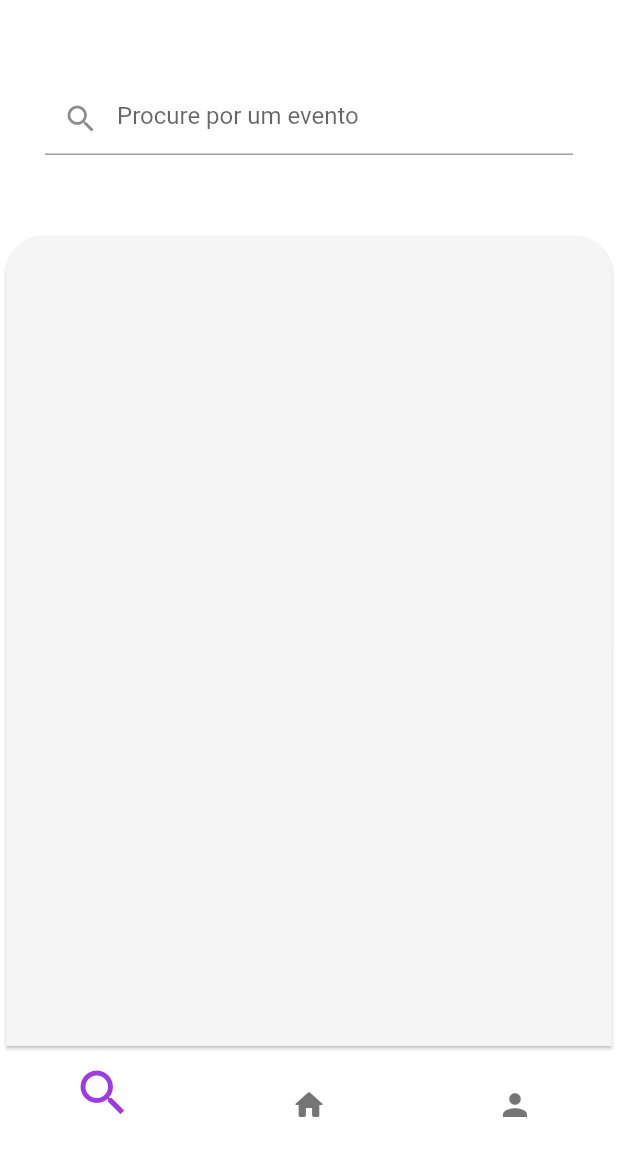
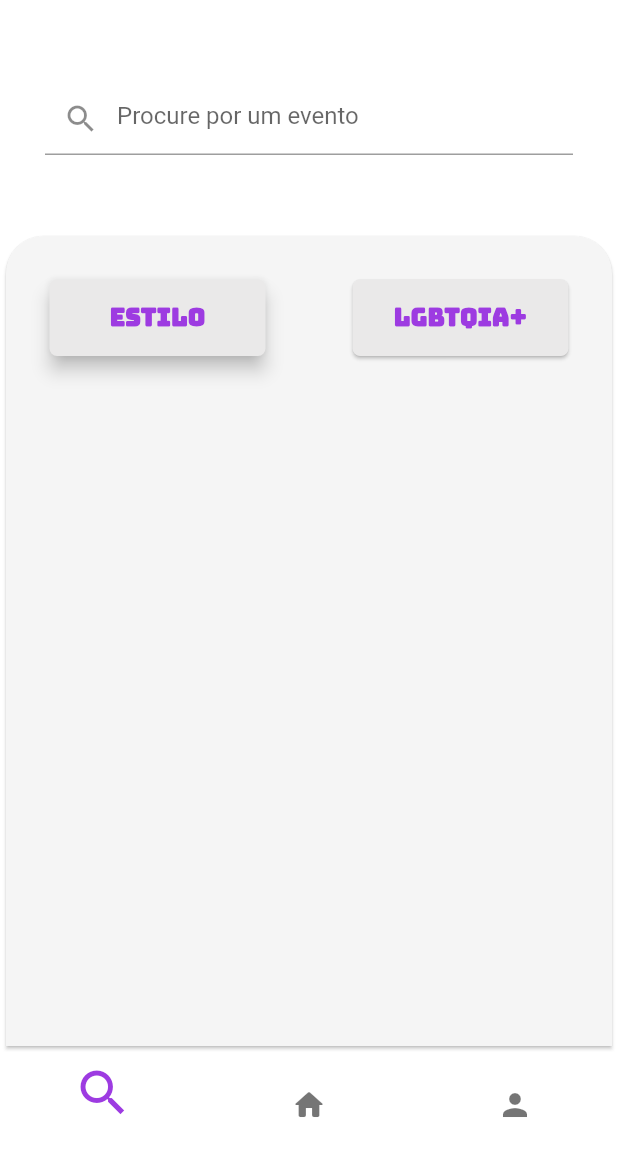
Before and after one commit to CaioMC/the-event-project, a Flutter app: the screen it shows after launch, on a phone screen of 412 x 824 dp, the part 76-1236 px from its top. Run offline on Flutter 3.47's test engine with Material 2 defaults, Android fonts, the light colour scheme and no system bars; our stand-ins replace carousel_slider, dio, flutter_html, google_fonts.

Commit message:
buttons do filtro

```diff
--- /dev/null
+++ b/my_event_app/lib/blocs/filter_bloc.dart
@@ -0,0 +1,18 @@
+import 'package:flutter/material.dart';
+
+class FilterBloc extends ChangeNotifier {
+
+  bool selectedStyleFilterButton = true;
+  bool selectedLGBTQIAButton = false;
+
+  void setSeletedButton(String buttonTitle) {
+    if (buttonTitle.compareTo("Estilo") == 0) {
+      this.selectedStyleFilterButton = true;
+      this.selectedLGBTQIAButton = false;
+    } else if (buttonTitle.compareTo("LGBTQIA+") == 0) {
+      this.selectedStyleFilterButton = false;
+      this.selectedLGBTQIAButton = true;
+    }
+    notifyListeners();
+  }
+}
--- a/my_event_app/lib/main.dart
+++ b/my_event_app/lib/main.dart
@@ -1,6 +1,7 @@
 import 'package:flutter/material.dart';
 import 'package:flutter/widgets.dart';
 import 'package:google_fonts/google_fonts.dart';
+import 'package:my_event_app/blocs/filter_bloc.dart';
 import 'package:my_event_app/blocs/home_bloc.dart';
 import 'package:my_event_app/ui/login-option/login-option_screen.dart';
 import 'package:my_event_app/ui/login/login_screen.dart';
@@ -39,17 +40,19 @@ class _MyState extends State<MyApp> {
       providers: [
         ChangeNotifierProvider(create: (_) => UserBloc()),
         ChangeNotifierProvider(create: (_) => HomeBloc()),
+        ChangeNotifierProvider(create: (_) => FilterBloc()),
       ],
       child: MaterialApp(
         title: 'ME - My Event',
         debugShowCheckedModeBanner: false,
         theme: ThemeData(
-            primaryColor: _primaryColor,
-            scaffoldBackgroundColor: Colors.white,
-            inputDecorationTheme: InputDecorationTheme(),
-            fontFamily: GoogleFonts.roboto().fontFamily,
-            visualDensity: VisualDensity.adaptivePlatformDensity,
-            appBarTheme: const AppBarTheme(elevation: 0)),
+          primaryColor: _primaryColor,
+          scaffoldBackgroundColor: Colors.white,
+          inputDecorationTheme: InputDecorationTheme(),
+          fontFamily: GoogleFonts.roboto().fontFamily,
+          visualDensity: VisualDensity.adaptivePlatformDensity,
+          appBarTheme: const AppBarTheme(elevation: 0),
+        ),
         initialRoute: "/splashScreen",
         onGenerateRoute: (settings) {
           switch (settings.name) {
--- a/my_event_app/lib/ui/component/event-card_component.dart
+++ b/my_event_app/lib/ui/component/event-card_component.dart
@@ -13,7 +13,7 @@ class EventCardComponent extends StatelessWidget {
       required this.place,
       required this.confirmedPeople,
       required this.interestedPeople,
-      required  this.price,
+      required this.price,
     }
   );
 
--- /dev/null
+++ b/my_event_app/lib/ui/filter/component/filter-card_component.dart
@@ -0,0 +1,91 @@
+import 'dart:html';
+
+import 'package:flutter/material.dart';
+import 'package:google_fonts/google_fonts.dart';
+import 'package:my_event_app/blocs/filter_bloc.dart';
+import 'package:my_event_app/main.dart';
+
+class FilterCardComponent extends StatelessWidget {
+  final FilterBloc filterBloc;
+
+  const FilterCardComponent({required this.filterBloc});
+
+  @override
+  Widget build(BuildContext context) {
+    return Card(
+      clipBehavior: Clip.antiAliasWithSaveLayer,
+      color: Color(0xFFF5F5F5),
+      elevation: 1,
+      shape: RoundedRectangleBorder(
+        borderRadius: BorderRadius.only(
+          bottomLeft: Radius.circular(0),
+          bottomRight: Radius.circular(0),
+          topLeft: Radius.circular(25),
+          topRight: Radius.circular(25),
+        ),
+      ),
+      child: Column(
+        children: [
+          Container(
+            margin: EdgeInsets.only(top: 25.toScale),
+            child: Row(
+              mainAxisAlignment: MainAxisAlignment.spaceAround,
+              children: [
+                Expanded(
+                    child: _filterTypeButton(
+                        context: context,
+                        title: "Estilo",
+                        onClick: () {},
+                        filterBloc: filterBloc,
+                        isSelected: filterBloc.selectedStyleFilterButton)),
+                Expanded(
+                    child: _filterTypeButton(
+                        context: context,
+                        title: "LGBTQIA+",
+                        onClick: () {},
+                        filterBloc: filterBloc,
+                        isSelected: filterBloc.selectedLGBTQIAButton))
+              ],
+            ),
+          )
+        ],
+      ),
+    );
+  }
+}
+
+Widget _filterTypeButton(
+    {required BuildContext context,
+    required String title,
+    required Function onClick,
+    required FilterBloc filterBloc,
+    required bool isSelected}) {
+  return Container(
+    margin: EdgeInsets.only(left: 25.toScale, right: 25.toScale),
+    child: InkWell(
+      onTap: () {
+        filterBloc.setSeletedButton(title);
+        onClick();
+      },
+      child: Card(
+        color: Color(0xFFFEAE9E9),
+        elevation: isSelected ? 5 : 1,
+        shape: RoundedRectangleBorder(
+            borderRadius: BorderRadius.circular(5.toScale)),
+        child: Container(
+          alignment: Alignment.center,
+          margin: EdgeInsets.all(15.toScale),
+          child: Text(
+            title,
+            style: TextStyle(
+              fontSize: 16.toScale,
+              fontWeight: FontWeight.bold,
+              color: Theme.of(context).primaryColor,
+              fontFamily: GoogleFonts.bungee().fontFamily,
+            ),
+          ),
+        ),
+      ),
+    ),
+  );
+}
--- a/my_event_app/lib/ui/filter/filter_screen.dart
+++ b/my_event_app/lib/ui/filter/filter_screen.dart
@@ -1,4 +1,7 @@
 import 'package:flutter/material.dart';
+import 'package:my_event_app/blocs/filter_bloc.dart';
+import 'package:my_event_app/ui/filter/component/filter-card_component.dart';
+import 'package:provider/provider.dart';
 
 class FilterScreen extends StatefulWidget {
   const FilterScreen();
@@ -15,9 +18,9 @@ class _FilterScreenState extends State<FilterScreen> {
 
   @override
   Widget build(BuildContext context) {
+    return Consumer<FilterBloc>(builder: (_, filterBloc, __) {
       return Scaffold(
         key: scaffoldKey,
-      // backgroundColor: FlutterFlowTheme.of(context).primaryBtnText,
         body: GestureDetector(
           onTap: () => FocusScope.of(context).unfocus(),
           child: Column(
@@ -43,23 +46,12 @@ class _FilterScreenState extends State<FilterScreen> {
                 ),
               ),
               Expanded(
-              child: Card(
-                clipBehavior: Clip.antiAliasWithSaveLayer,
-                color: Color(0xFFF5F5F5),
-                elevation: 1,
-                shape: RoundedRectangleBorder(
-                  borderRadius: BorderRadius.only(
-                    bottomLeft: Radius.circular(0),
-                    bottomRight: Radius.circular(0),
-                    topLeft: Radius.circular(25),
-                    topRight: Radius.circular(25),
-                  ),
-                ),
-              ),
+                child: FilterCardComponent(filterBloc: filterBloc,)
               ),
             ],
           ),
         ),
       );
+    });
   }
 }
```
Lines whose indentation alone changed are shown as unchanged.
